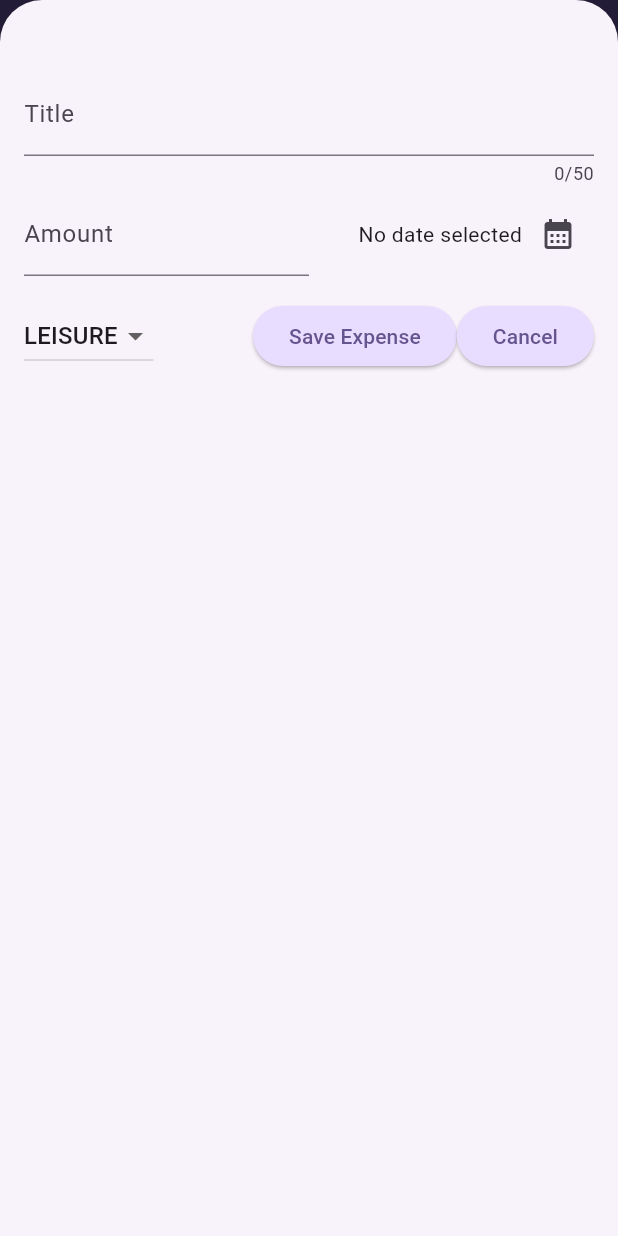
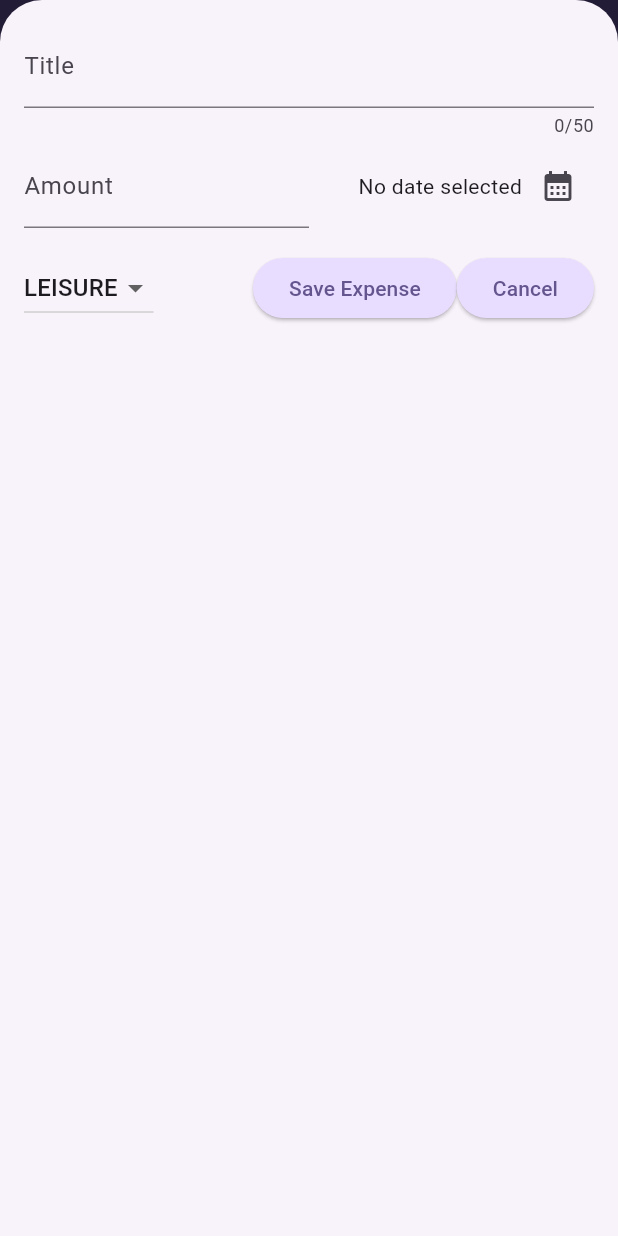
Before and after one commit to yashwanthN24/FlutterAppDevelopment, a Flutter app: the screen it shows after launch, after a tap on the "add" icon, on a phone screen of 412 x 824 dp. Run offline on Flutter 3.47's test engine with Material 3 defaults, Android fonts, the phone set to English and light mode, and no system bars; our stand-ins replace google_fonts.

Commit message:
handling overflow from layout via mediaquery.of().insets.bottom for UI overlapping from the button and using safeAreas to avoid overlap of UI with device camera

```diff
--- a/responsivenessOfMobileApp/lib/widgets/expenses.dart
+++ b/responsivenessOfMobileApp/lib/widgets/expenses.dart
@@ -60,6 +60,7 @@
 
   void _openAddExpenseOverlay() {
     showModalBottomSheet(
+      useSafeArea: true,
       isScrollControlled: true,
       context: context,
       builder: (ctx) => NewExpense(onAdd: _addExpense),
--- a/responsivenessOfMobileApp/lib/widgets/new_expense.dart
+++ b/responsivenessOfMobileApp/lib/widgets/new_expense.dart
@@ -81,8 +81,12 @@
 
   @override
   Widget build(BuildContext context) {
-    return Padding(
-      padding: EdgeInsets.fromLTRB(16, 48, 16, 16),
+    final keyboardSpace = MediaQuery.of(context).viewInsets.bottom;
+    return SizedBox(
+      height: double.infinity,
+      child: SingleChildScrollView(
+        child: Padding(
+          padding: EdgeInsets.fromLTRB(16, 16, 16, keyboardSpace + 16),
           child: Column(
             children: [
               TextField(
@@ -162,6 +166,8 @@
               ),
             ],
           ),
+        ),
+      ),
     );
   }
 }
```
Lines whose indentation alone changed are shown as unchanged.
